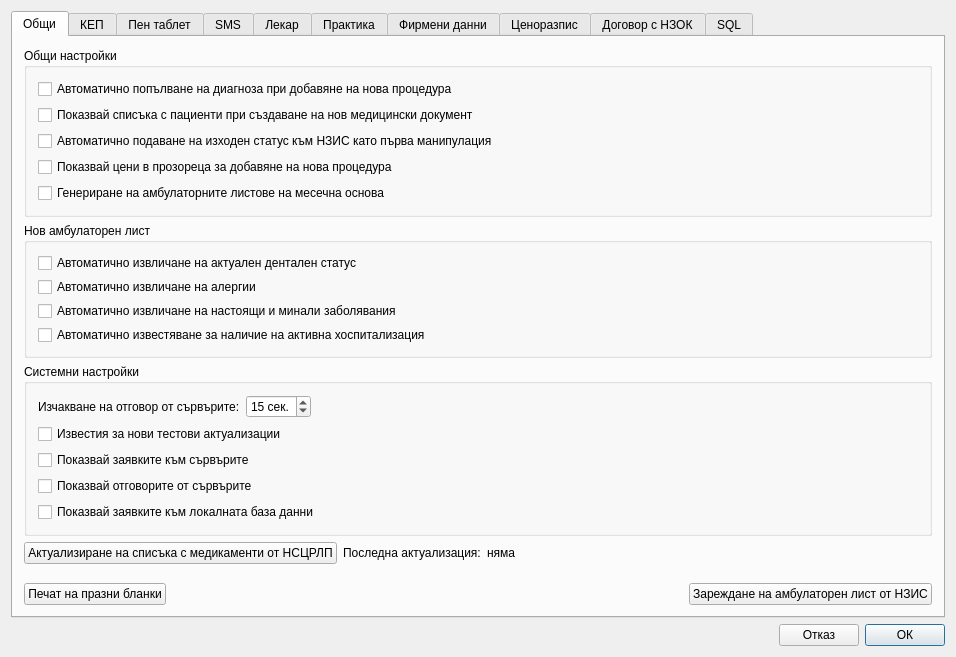
thefinalcutbg/DinoDent, file src/View/Widgets/SettingsDialog.ui: the form before one commit.
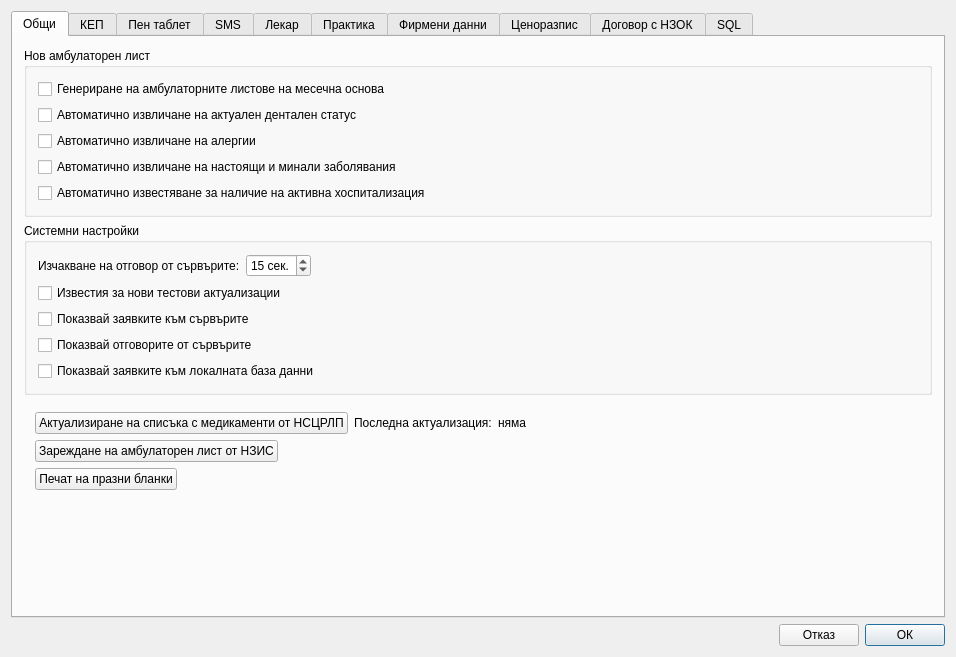
The form after the commit. Custom widgets are drawn as their Qt base class.

Commit message: Add sms send from notification list dialog. Add manual hospitalization check.

The edit to the form file:
```diff
--- a/src/View/Widgets/SettingsDialog.ui
+++ b/src/View/Widgets/SettingsDialog.ui
@@ -37,52 +37,7 @@
       </attribute>
       <layout class="QVBoxLayout" name="verticalLayout_4">
        <item>
-        <layout class="QHBoxLayout" name="horizontalLayout_4">
-         <item>
-          <widget class="QGroupBox" name="groupBox">
-           <property name="title">
-            <string>Общи настройки</string>
-           </property>
-           <layout class="QVBoxLayout" name="verticalLayout_2">
-            <item>
-             <widget class="QCheckBox" name="autoDiagnosis">
-              <property name="text">
-               <string>Автоматично попълване на диагноза при добавяне на нова процедура</string>
-              </property>
-             </widget>
-            </item>
-            <item>
-             <widget class="QCheckBox" name="patientList">
-              <property name="text">
-               <string>Показвай списъка с пациенти при създаване на нов медицински документ</string>
-              </property>
-             </widget>
-            </item>
-            <item>
-             <widget class="QCheckBox" name="autoStatus">
-              <property name="text">
-               <string>Автоматично подаване на изходен статус към НЗИС като първа манипулация</string>
-              </property>
-             </widget>
-            </item>
-            <item>
-             <widget class="QCheckBox" name="showPricesCheck">
-              <property name="text">
-               <string>Показвай цени в прозореца за добавяне на нова процедура</string>
-              </property>
-             </widget>
-            </item>
-            <item>
-             <widget class="QCheckBox" name="monthlySheets">
-              <property name="text">
-               <string>Генериране на амбулаторните листове на месечна основа</string>
-              </property>
-             </widget>
-            </item>
-           </layout>
-          </widget>
-         </item>
-        </layout>
+        <layout class="QHBoxLayout" name="horizontalLayout_4"/>
        </item>
        <item>
         <widget class="QGroupBox" name="groupBox_6">
@@ -96,6 +51,13 @@
           <string>Нов амбулаторен лист</string>
          </property>
          <layout class="QVBoxLayout" name="verticalLayout_27">
+          <item>
+           <widget class="QCheckBox" name="monthlySheets">
+            <property name="text">
+             <string>Генериране на амбулаторните листове на месечна основа</string>
+            </property>
+           </widget>
+          </item>
           <item>
            <widget class="QCheckBox" name="autoHisCheck">
             <property name="text">
@@ -205,6 +167,9 @@
         </widget>
        </item>
        <item>
+        <widget class="QFrame" name="buttonFrame">
+         <layout class="QVBoxLayout" name="verticalLayout_2">
+          <item>
         <layout class="QHBoxLayout" name="horizontalLayout_3">
          <item>
           <widget class="QPushButton" name="updateMedButton">
@@ -243,9 +208,18 @@
         </layout>
        </item>
        <item>
-        <spacer name="verticalSpacer_2">
+           <layout class="QHBoxLayout" name="horizontalLayout_47">
+            <item>
+             <widget class="QPushButton" name="hisImport">
+              <property name="text">
+               <string>Зареждане на амбулаторен лист от НЗИС</string>
+              </property>
+             </widget>
+            </item>
+            <item>
+             <spacer name="horizontalSpacer_32">
          <property name="orientation">
-          <enum>Qt::Orientation::Vertical</enum>
+               <enum>Qt::Orientation::Horizontal</enum>
          </property>
          <property name="sizeHint" stdset="0">
           <size>
@@ -254,6 +228,8 @@
           </size>
          </property>
         </spacer>
+            </item>
+           </layout>
        </item>
        <item>
         <layout class="QHBoxLayout" name="horizontalLayout_42">
@@ -280,14 +256,23 @@
            </property>
           </spacer>
          </item>
-         <item>
-          <widget class="QPushButton" name="hisImport">
-           <property name="text">
-            <string>Зареждане на амбулаторен лист от НЗИС</string>
-           </property>
-          </widget>
-         </item>
-        </layout>
+           </layout>
+          </item>
+         </layout>
+        </widget>
+       </item>
+       <item>
+        <spacer name="verticalSpacer_2">
+         <property name="orientation">
+          <enum>Qt::Orientation::Vertical</enum>
+         </property>
+         <property name="sizeHint" stdset="0">
+          <size>
+           <width>40</width>
+           <height>20</height>
+          </size>
+         </property>
+        </spacer>
        </item>
       </layout>
      </widget>
@@ -1792,6 +1777,13 @@
          </property>
         </widget>
        </item>
+       <item>
+        <widget class="QCheckBox" name="showPricesCheck">
+         <property name="text">
+          <string>Показвай цени в прозореца за добавяне на нова процедура</string>
+         </property>
+        </widget>
+       </item>
        <item>
         <layout class="QHBoxLayout" name="horizontalLayout_45">
          <item>
```
Lines whose indentation alone changed are shown as unchanged. The commit also changes 26 other files.
